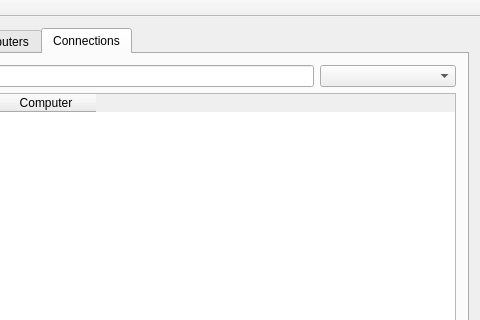
This is mainwindow.ui in ManiSigt/Verklegt-nams as Qt 5 draws it before an edit; both pictures show x 129 to 609 and y 0 to 320 of the 609 by 493 pixel window. The edited form follows.
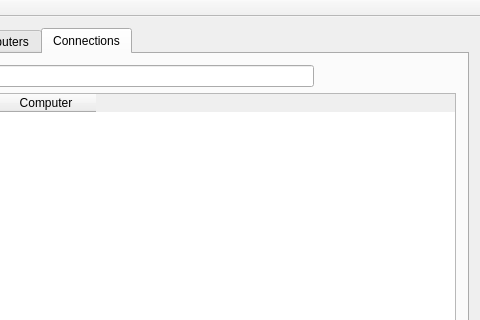
This is the edited form. The open tabs and pages were chosen to show the change.

Diff of the .ui file:
```diff
--- a/mainwindow.ui
+++ b/mainwindow.ui
@@ -194,9 +194,6 @@
           </property>
          </widget>
         </item>
-        <item row="0" column="3">
-         <widget class="QComboBox" name="dropdown_connections"/>
-        </item>
         <item row="1" column="0" colspan="4">
          <widget class="QTableWidget" name="table_connections">
           <property name="selectionBehavior">
```
Left out of the diff: 3 changed lines with no effect on the pictures.
